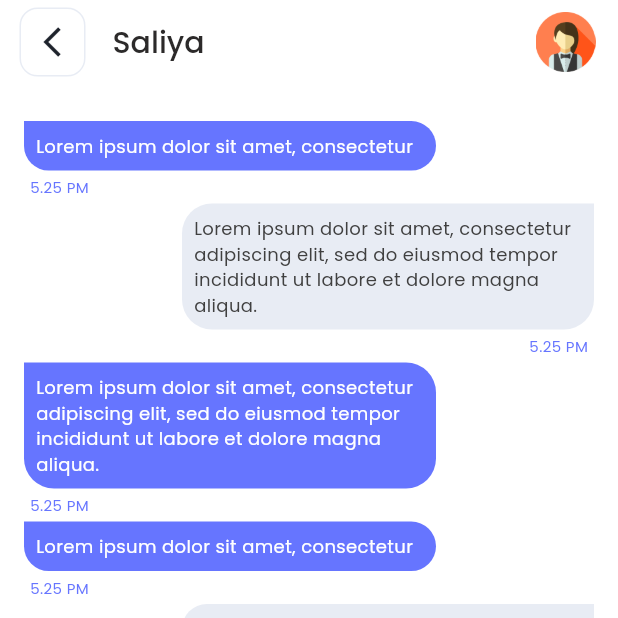
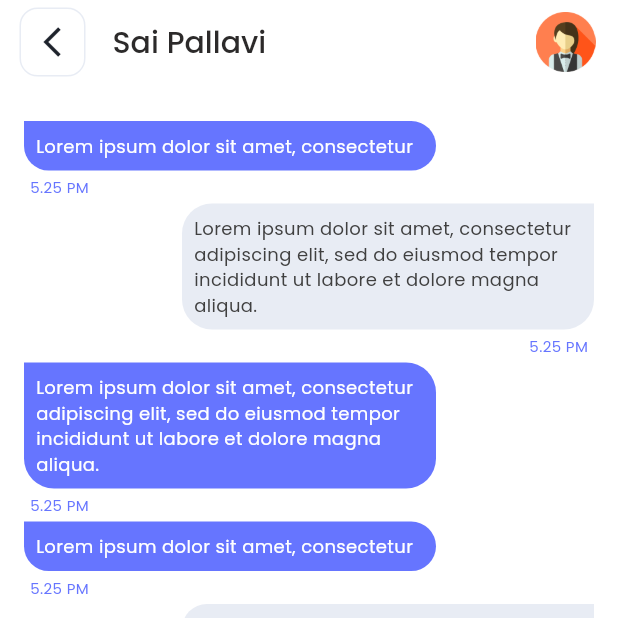
Before and after one commit to mhd-atheel/duck, a Flutter app: the screen it shows after launch, item 4 of the bottom bar chosen, after a tap on "Sai Pallavi", on a phone screen of 412 x 824 dp, the top half of it. Run offline on Flutter 3.47's test engine with Material 3 defaults, Android fonts, the phone set to English and light mode, and no system bars; our stand-ins replace flutter_riverpod, google_fonts, image_picker.

Commit message:
add app icon and rename, create_post_view.dart create_post_controller.dart

```diff
--- a/lib/chat_screen/single_chat_view.dart
+++ b/lib/chat_screen/single_chat_view.dart
@@ -72,7 +72,7 @@ class SingleChatView extends StatelessWidget {
           ),
         ),
         title: Text(
-          'Saliya',
+          'Sai Pallavi',
           style: TextStyle(
               color: GlobalColor.blackBold,
               fontWeight: FontWeight.w500,
--- a/lib/components/bottom_navbar.dart
+++ b/lib/components/bottom_navbar.dart
@@ -1,4 +1,5 @@
 import 'package:duck/chat_screen/chat_view.dart';
+import 'package:duck/create_post_screen/create_post_view.dart';
 import 'package:duck/global_colors.dart';
 import 'package:duck/home_screen/home_view.dart';
 import 'package:duck/peoples_screen/people_view.dart';
@@ -23,15 +24,13 @@ class _BottomNavbarState extends State<BottomNavbar> {
   }
 
   Widget _buildPageContent() {
-    // Implement the content of each tab based on the selected index (_currentIndex)
-    // You can use a widget like IndexedStack or a Navigator with multiple pages
-    // Here's an example using IndexedStack:
+
     return IndexedStack(
       index: currentIndex,
       children: const [
         HomeView(),
         PeopleView(),
-        HomeView(),
+        CreatePostView(),
         ChatView(),
         HomeView(),
       ],
--- /dev/null
+++ b/lib/create_post_screen/create_post_view.dart
@@ -0,0 +1,40 @@
+import 'package:duck/create_post_screen/create_post_controller.dart';
+import 'package:flutter/material.dart';
+import 'package:flutter_riverpod/flutter_riverpod.dart';
+
+import '../global_colors.dart';
+
+class CreatePostView extends ConsumerWidget {
+  const CreatePostView({super.key});
+
+  @override
+  Widget build(BuildContext context , WidgetRef ref) {
+    final value = ref.watch(CreatePostController().counterStateProvider);
+    return Scaffold(
+      appBar: AppBar(
+        backgroundColor: Colors.white,
+        centerTitle: true,
+        title: Text(
+          'Create Post',
+          style: TextStyle(
+              color: GlobalColor.mainColor,
+              fontWeight: FontWeight.bold,
+              fontSize: 25
+          ),
+        ),
+        automaticallyImplyLeading: false,
+
+      ),
+      body: Column(
+        children: [
+          Text(value.toString()),
+
+          ElevatedButton(onPressed: (){
+            CreatePostController().imagePickerMethod();
+          }, child:const Text("Image"))
+
+        ],
+      ),
+    );
+  }
+}
--- a/lib/home_screen/home_view.dart
+++ b/lib/home_screen/home_view.dart
@@ -80,7 +80,6 @@ class HomeView extends StatelessWidget {
                 )
               ],
             ),
-
             const Post(
               image: 'assets/images/post.png',
               profile: 'assets/images/profile.png',
--- a/lib/main.dart
+++ b/lib/main.dart
@@ -2,10 +2,15 @@ import 'package:duck/components/bottom_navbar.dart';
 import 'package:duck/home_screen/home_view.dart';
 import 'package:duck/splash_screen/splash_view.dart';
 import 'package:flutter/material.dart';
+import 'package:flutter_riverpod/flutter_riverpod.dart';
 import 'package:google_fonts/google_fonts.dart';
 
 void main() {
-  runApp(const MyApp());
+  runApp(
+    const ProviderScope(
+        child:MyApp()
+    )
+  );
 }
 
 class MyApp extends StatelessWidget {
```
Also changed, not shown: lib/create_post_screen/create_post_controller.dart (added, +26 -0 lines), pubspec.yaml (+7 -0 lines), lib/profile_screen/profile_view.dart (added), pubspec.lock, 27 other files.
